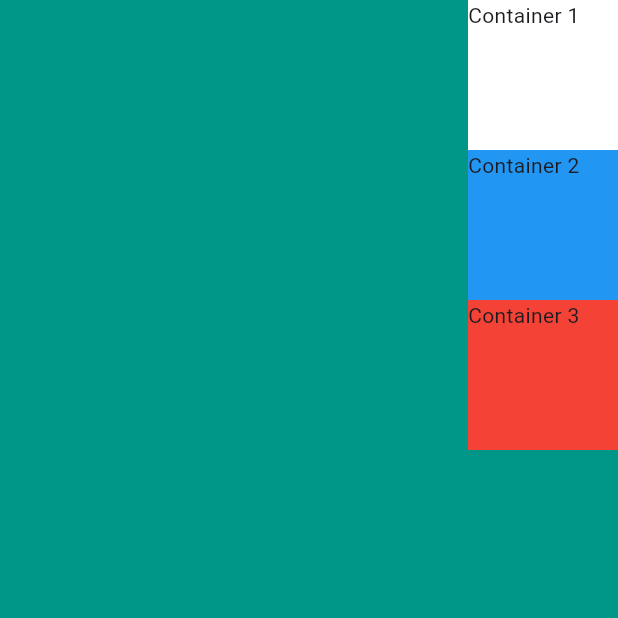
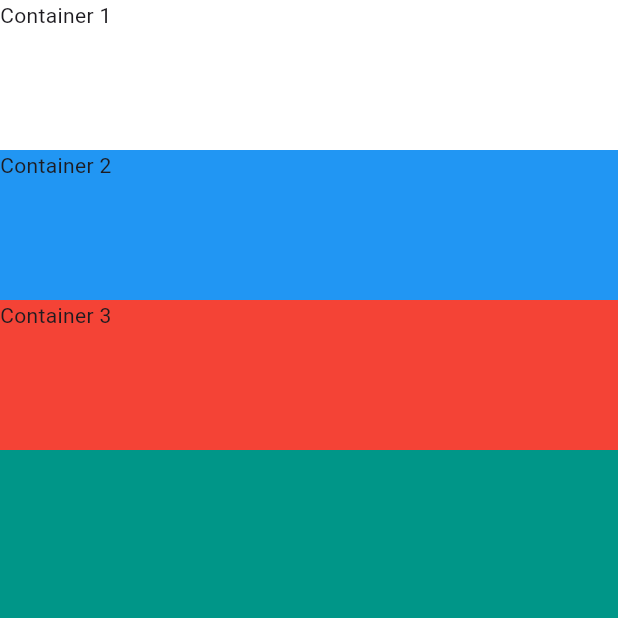
Before and after one commit to shalom-geek-ng/myfirst_mi_card_flutter, a Flutter app: the screen it shows after launch, on a phone screen of 412 x 824 dp, the top half of it. Run offline on Flutter 3.47's test engine with Material 3 defaults, Android fonts, the phone set to English and light mode, and no system bars.

Commit message:
add stretch

```diff
--- a/lib/main.dart
+++ b/lib/main.dart
@@ -21,7 +21,7 @@ class MyApp extends StatelessWidget {
            // mainAxisSize: MainAxisSize.min,
             // verticalDirection: VerticalDirection.up,
             //  mainAxisAlignment: MainAxisAlignment.spaceBetween,
-           crossAxisAlignment: CrossAxisAlignment.end,
+           crossAxisAlignment: CrossAxisAlignment.stretch,
             children: [
             Container(
             color: Colors.white,
@@ -41,11 +41,7 @@ class MyApp extends StatelessWidget {
                 color: Colors.red,
                 child: Text("Container 3"),
               ),
-              Container(
-                width: double.infinity,
-                height: 100,
 
-              )
             ],
           ),
         )
```
